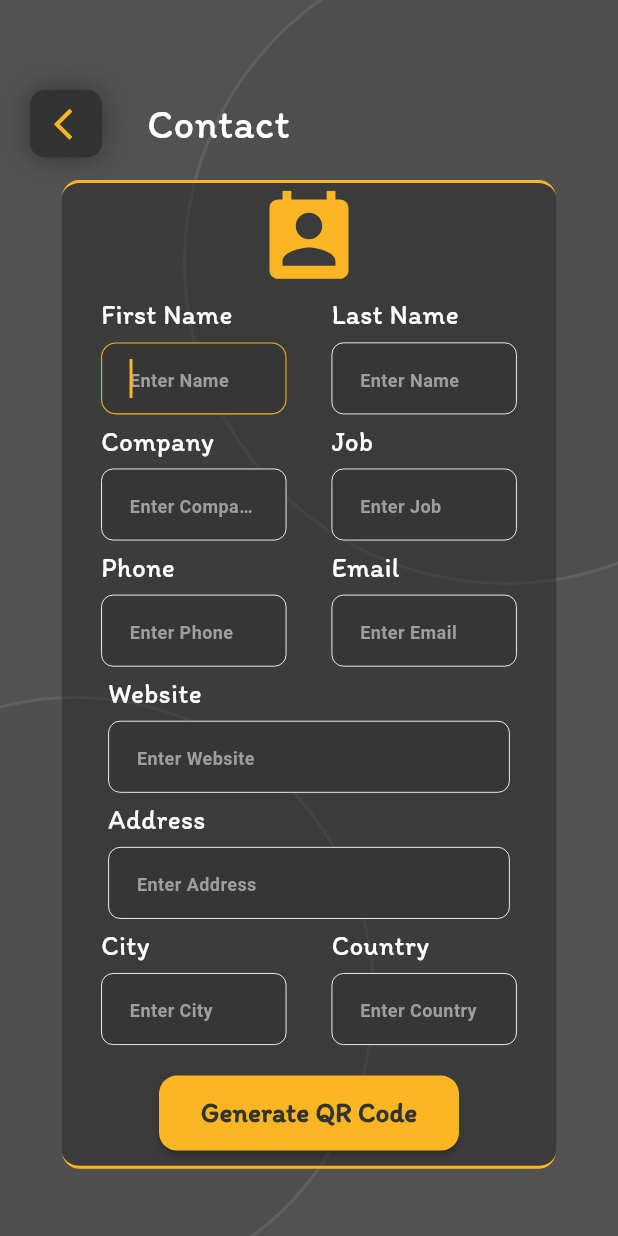
After one commit to AhmedAbdelgawadHassan/Qr_Code-App, a Flutter app: the ContactcardView screen opened by its route, on a phone screen of 412 x 824 dp. The commit adds this screen. Run offline on Flutter 3.47's test engine with Material 3 defaults, Android fonts, the phone set to English and light mode, and no system bars; our stand-ins replace flutter_svg, go_router; Roboto replaces fonts that are missing (Arial).

Commit message:
finish ContactCard View UI

```diff
--- a/qr_code/lib/Features/Generate_Qr/Presentation/Views/ContactCard_view.dart
+++ b/qr_code/lib/Features/Generate_Qr/Presentation/Views/ContactCard_view.dart
@@ -1,10 +1,49 @@
 import 'package:flutter/material.dart';
+import 'package:qr_code/Core/Helpers/BuildCircle_Method.dart';
+import 'package:qr_code/Core/Widgets/CustomAppBarCard.dart';
+import 'package:qr_code/Features/Generate_Qr/Presentation/Views/Widgets/ContactCard_Container.dart';
 
 class ContactcardView extends StatelessWidget {
   const ContactcardView({super.key});
 
   @override
   Widget build(BuildContext context) {
-    return const Placeholder();
+    var heightScreen = MediaQuery.of(context).size.height;
+    return Scaffold(
+      backgroundColor: Color(0xff525252),
+      body: SingleChildScrollView(
+        child: SizedBox(
+          height:
+              heightScreen, // to prevent error for putting stack inside Column
+          child: Stack(
+            alignment: Alignment.center,
+            children: [
+              Positioned(
+                top: -40,
+                right: -140,
+                child: buildCircle(
+                  430,
+                  Color(0xff4F4F4F),
+                ), // Method for Building circle
+              ),
+              Positioned(
+                bottom: -40,
+                left: -150,
+                child: buildCircle(400, Color(0xff4F4F4F)),
+              ),
+              Positioned(
+                top: 60,
+                left: 20,
+                child: Customappbarcard(text: "Contact"),
+              ),
+              Positioned(
+                top: 120,
+                child: ContactcardContainer(GenerateQr_Onpressed: (){})
+              ),
+            ],
+          ),
+        ),
+      ),
+    );
   }
 }
--- /dev/null
+++ b/qr_code/lib/Features/Generate_Qr/Presentation/Views/Widgets/ContactCard_Container.dart
@@ -0,0 +1,84 @@
+// ignore_for_file: unnecessary_string_interpolations
+
+import 'package:flutter/material.dart';
+import 'package:flutter_svg/svg.dart';
+import 'package:qr_code/Core/Utils/App_Colors.dart';
+import 'package:qr_code/Core/utils/App_Assets.dart';
+import 'package:qr_code/Features/Generate_Qr/Presentation/Views/Widgets/GenerateQr_Buttom.dart';
+import 'package:qr_code/Features/Generate_Qr/Presentation/Views/Widgets/customTextFormField.dart';
+
+class ContactcardContainer extends StatelessWidget {
+  const ContactcardContainer({super.key, required this.GenerateQr_Onpressed});
+  final VoidCallback GenerateQr_Onpressed;
+
+
+
+  @override
+  Widget build(BuildContext context) {
+    var widthScreen = MediaQuery.of(context).size.width;
+    var heightScreen = MediaQuery.of(context).size.height;
+    return Container(
+      width: widthScreen * 0.8,
+      height: heightScreen * 0.80,
+      decoration: BoxDecoration(
+        color: Color.fromARGB(128, 39, 39, 40),
+        borderRadius: BorderRadius.circular(12),
+        border: Border.symmetric(
+          horizontal: BorderSide(color: AppColors.primaryColor, width: 2),
+        ),
+      ),
+      child: Column(
+        children: [
+          Spacer(),
+          SvgPicture.asset(AppAssets.ContactsIcon1,height: 60,),
+          Spacer(flex: 2,),
+          Row(
+            mainAxisAlignment: MainAxisAlignment.center,
+            children: [
+              Customtextformfield(label: "First Name", hintText: "Enter Name", maxLines: 1,ScreenRatio: 0.3,),
+               SizedBox(width: 30,),
+          Customtextformfield(label: "Last Name", hintText: "Enter Name", maxLines: 1,ScreenRatio: 0.3,),
+            ],
+          ),
+          Spacer(),
+
+           Row(
+            mainAxisAlignment: MainAxisAlignment.center,
+            children: [
+              Customtextformfield(label: "Company", hintText: "Enter Company", maxLines: 1,ScreenRatio: 0.3,),
+               SizedBox(width: 30,),
+          Customtextformfield(label: "Job", hintText: "Enter Job", maxLines: 1,ScreenRatio: 0.3,),
+            ],
+          ),
+          Spacer(),
+           Row(
+            mainAxisAlignment: MainAxisAlignment.center,
+            children: [
+              Customtextformfield(label: "Phone", hintText: "Enter Phone", maxLines: 1,ScreenRatio: 0.3,),
+              SizedBox(width: 30,),
+          Customtextformfield(label: "Email", hintText: "Enter Email", maxLines: 1,ScreenRatio: 0.3,),
+            ],
+          ),
+          Spacer(),
+          Customtextformfield(label: "Website", hintText: "Enter Website", maxLines: 1,ScreenRatio: 0.65,),
+          Spacer(),
+         Customtextformfield(label: "Address", hintText: "Enter Address", maxLines: 1,ScreenRatio: 0.65,),
+         Spacer(),
+          Row(
+            mainAxisAlignment: MainAxisAlignment.center,
+            children: [
+              Customtextformfield(label: "City", hintText: "Enter City", maxLines: 1,ScreenRatio: 0.3,),
+               SizedBox(width: 30,),
+          Customtextformfield(label: "Country", hintText: "Enter Country", maxLines: 1,ScreenRatio: 0.3,),
+            ],
+          ),
+          Spacer(flex: 4,),
+          GenerateqrButtom(onpressed: GenerateQr_Onpressed,),
+          Spacer(flex: 2,)
+
+
+        ],
+      ),
+    );
+  }
+}
--- a/qr_code/lib/Features/Generate_Qr/Presentation/Views/Widgets/customTextFormField.dart
+++ b/qr_code/lib/Features/Generate_Qr/Presentation/Views/Widgets/customTextFormField.dart
@@ -21,8 +21,8 @@ class Customtextformfield extends StatelessWidget {
     return Column(
       crossAxisAlignment: CrossAxisAlignment.start,
       children: [
-        Text("$label", style: TextStyle(color: Colors.white, fontSize: 20)),
-        SizedBox(height: 7),
+        Text("$label", style: TextStyle(color: Colors.white, fontSize: 18,fontWeight: FontWeight.w300)),
+        SizedBox(height: 5),
         SizedBox(
           width: widthScreen*ScreenRatio,    // width of textfield related to container width (Responsive)
           child: TextFormField(
```
